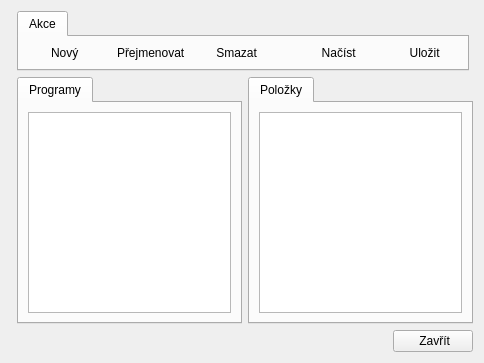
Qt form src/gui/playlistsdialog.ui (CZDanol/StrawLumen) before a commit.
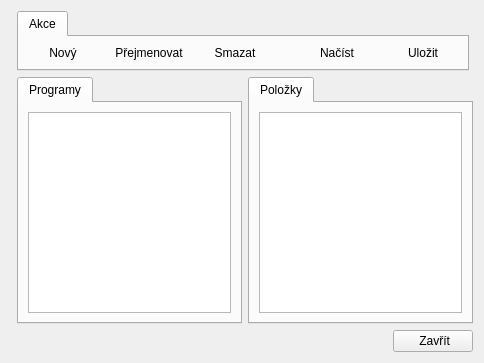
The same form after that commit. Icons and pictures are not drawn.

What changed in the file:
```diff
--- a/src/gui/playlistsdialog.ui
+++ b/src/gui/playlistsdialog.ui
@@ -64,7 +64,7 @@
          <item>
           <widget class="QPushButton" name="btnNew">
            <property name="text">
-            <string> Nový</string>
+            <string>Nový</string>
            </property>
            <property name="icon">
             <iconset resource="../../res/resources.qrc">
@@ -78,7 +78,7 @@
          <item>
           <widget class="QPushButton" name="btnRename">
            <property name="text">
-            <string> Přejmenovat</string>
+            <string>Přejmenovat</string>
            </property>
            <property name="icon">
             <iconset resource="../../res/resources.qrc">
@@ -92,7 +92,7 @@
          <item>
           <widget class="QPushButton" name="btnDelete">
            <property name="text">
-            <string> Smazat</string>
+            <string>Smazat</string>
            </property>
            <property name="icon">
             <iconset resource="../../res/resources.qrc">
@@ -122,7 +122,7 @@
          <item>
           <widget class="QPushButton" name="btnLoad">
            <property name="text">
-            <string> Načíst</string>
+            <string>Načíst</string>
            </property>
            <property name="icon">
             <iconset resource="../../res/resources.qrc">
@@ -136,7 +136,7 @@
          <item>
           <widget class="QPushButton" name="btnSave">
            <property name="text">
-            <string> Uložit</string>
+            <string>Uložit</string>
            </property>
            <property name="icon">
             <iconset resource="../../res/resources.qrc">
```
Left out of the diff: 3 changed lines with no effect on the pictures.
